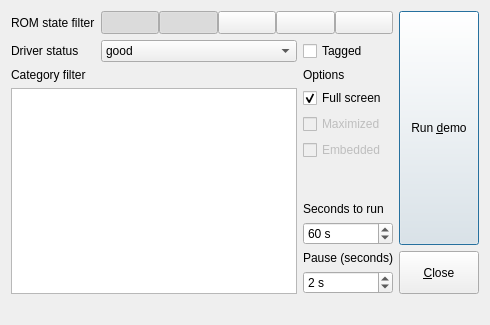
Old version of the form demomode.ui in the repository qmc2/qmc2-mame-fe.
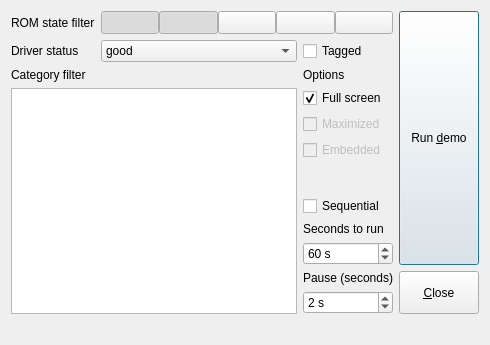
New version of the form. Icons and pictures are not drawn.

What changed in the file:
```diff
--- a/demomode.ui
+++ b/demomode.ui
@@ -6,8 +6,8 @@
    <rect>
     <x>0</x>
     <y>0</y>
-    <width>428</width>
-    <height>290</height>
+    <width>440</width>
+    <height>300</height>
    </rect>
   </property>
   <property name="windowTitle">
@@ -33,7 +33,7 @@
    <item row="12" column="2">
     <widget class="QLabel" name="labelSecondsToRun">
      <property name="sizePolicy">
-      <sizepolicy hsizetype="Fixed" vsizetype="Preferred">
+      <sizepolicy hsizetype="Fixed" vsizetype="Fixed">
        <horstretch>0</horstretch>
        <verstretch>0</verstretch>
       </sizepolicy>
@@ -158,6 +158,12 @@
    </item>
    <item row="16" column="0" colspan="4">
     <widget class="QLabel" name="labelDemoStatus">
+     <property name="sizePolicy">
+      <sizepolicy hsizetype="Preferred" vsizetype="Maximum">
+       <horstretch>0</horstretch>
+       <verstretch>0</verstretch>
+      </sizepolicy>
+     </property>
      <property name="text">
       <string/>
      </property>
@@ -207,7 +213,7 @@
    <item row="14" column="2">
     <widget class="QLabel" name="labelPause">
      <property name="sizePolicy">
-      <sizepolicy hsizetype="Fixed" vsizetype="Preferred">
+      <sizepolicy hsizetype="Fixed" vsizetype="Fixed">
        <horstretch>0</horstretch>
        <verstretch>0</verstretch>
       </sizepolicy>
@@ -357,6 +363,16 @@
      </property>
     </widget>
    </item>
+   <item row="11" column="2">
+    <widget class="QCheckBox" name="checkBoxSequential">
+     <property name="toolTip">
+      <string>Launch sets sequentially rather than randomly</string>
+     </property>
+     <property name="text">
+      <string>Sequential</string>
+     </property>
+    </widget>
+   </item>
   </layout>
  </widget>
  <tabstops>
```
Left out of the diff: 1 changed line with no effect on the pictures.
